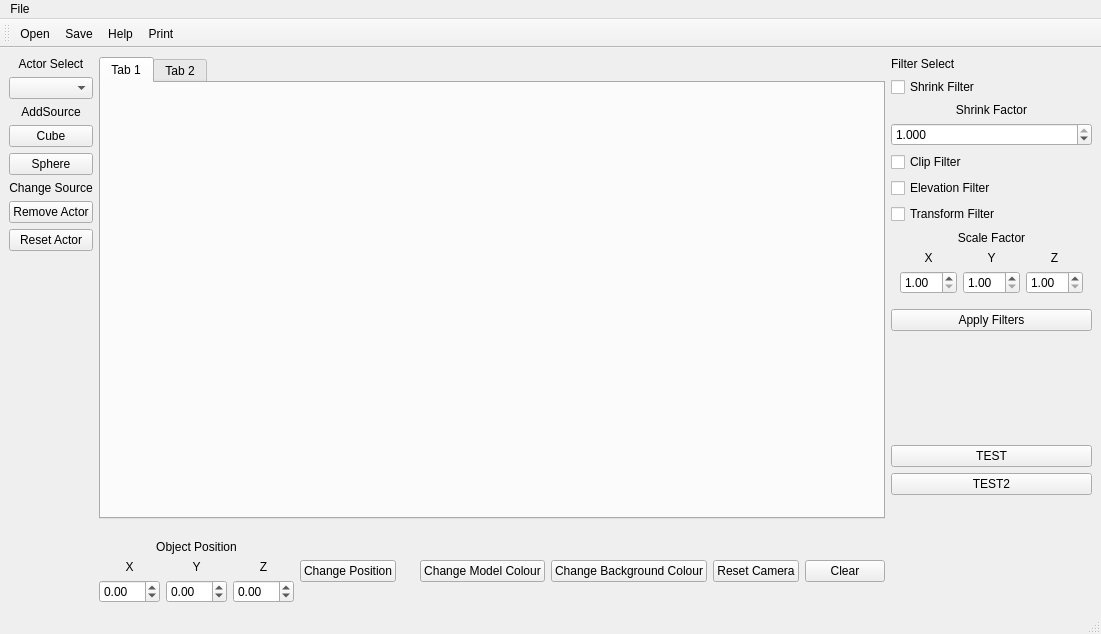
Qt form Current_Working_Program/mainwindow.ui (ejagombar/2021_Group_3) before a commit.
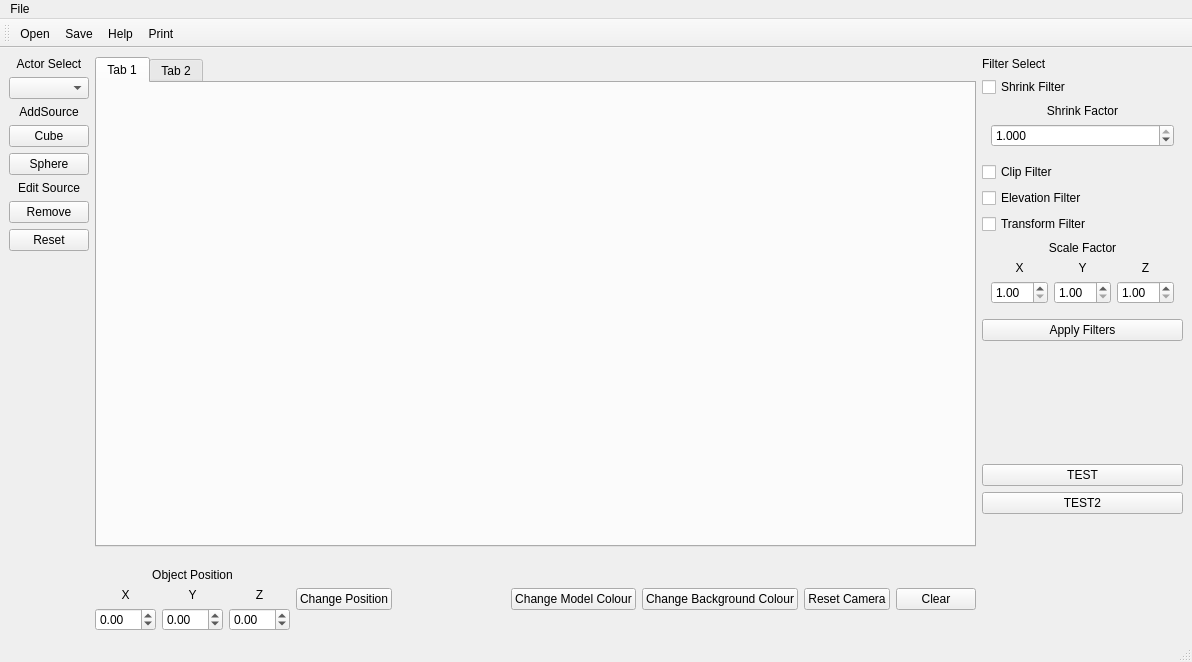
The same form after that commit. Icons and pictures are not drawn. Custom widgets are drawn as their Qt base class.

Commit message: STL Error handling and code restructuring, URL integration for Doxygen

The edit to the form file:
```diff
--- a/Current_Working_Program/mainwindow.ui
+++ b/Current_Working_Program/mainwindow.ui
@@ -6,8 +6,8 @@
    <rect>
     <x>0</x>
     <y>0</y>
-    <width>1101</width>
-    <height>634</height>
+    <width>1192</width>
+    <height>662</height>
    </rect>
   </property>
   <property name="windowTitle">
@@ -64,7 +64,7 @@
       <item>
        <widget class="QLabel" name="Lbl_Change">
         <property name="text">
-         <string>Change Source</string>
+         <string>Edit Source</string>
         </property>
         <property name="alignment">
          <set>Qt::AlignCenter</set>
@@ -74,14 +74,14 @@
       <item>
        <widget class="QPushButton" name="Btn_Remove">
         <property name="text">
-         <string>Remove Actor</string>
+         <string>Remove</string>
         </property>
        </widget>
       </item>
       <item>
        <widget class="QPushButton" name="Btn_Reset">
         <property name="text">
-         <string>Reset Actor</string>
+         <string>Reset</string>
         </property>
        </widget>
       </item>
@@ -310,6 +310,12 @@
        </widget>
       </item>
       <item>
+       <widget class="QWidget" name="verticalWidget_Shrink" native="true">
+        <layout class="QVBoxLayout" name="verticalLayout_3">
+         <property name="topMargin">
+          <number>1</number>
+         </property>
+         <item>
        <widget class="QLabel" name="Lbl_Shrink_Filter">
         <property name="text">
          <string>Shrink Factor</string>
@@ -338,6 +344,9 @@
         </property>
        </widget>
       </item>
+        </layout>
+       </widget>
+      </item>
       <item>
        <widget class="QCheckBox" name="checkBox_Clip">
         <property name="text">
@@ -516,8 +525,8 @@
     <rect>
      <x>0</x>
      <y>0</y>
-     <width>1101</width>
-     <height>21</height>
+     <width>1192</width>
+     <height>31</height>
     </rect>
    </property>
    <widget class="QMenu" name="menuFile">
```
Left out of the diff: 26 changed lines with no effect on the pictures. Lines whose indentation alone changed are shown as unchanged. The commit also changes 2 other files.
